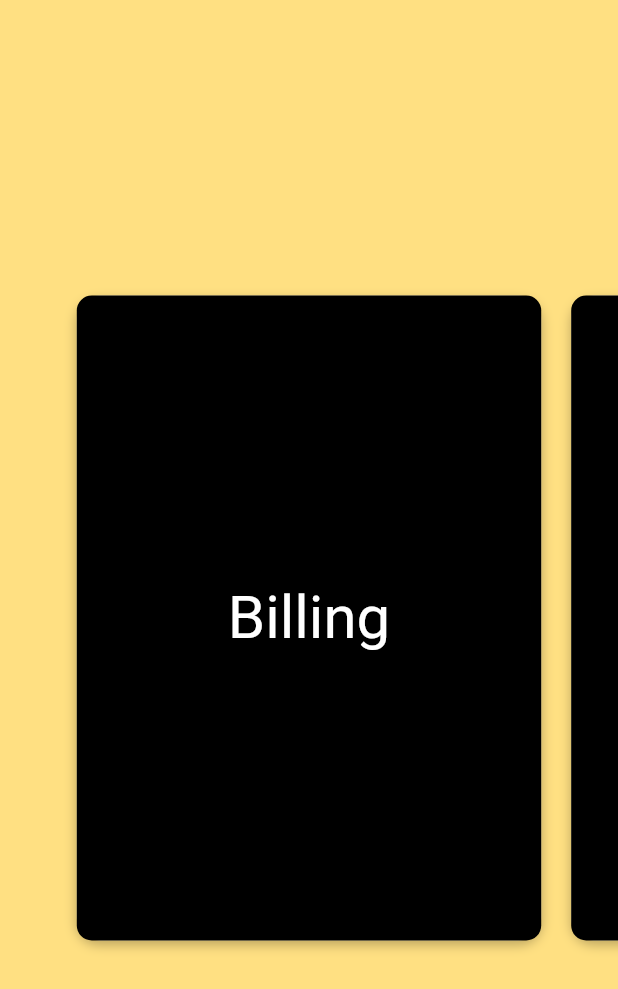
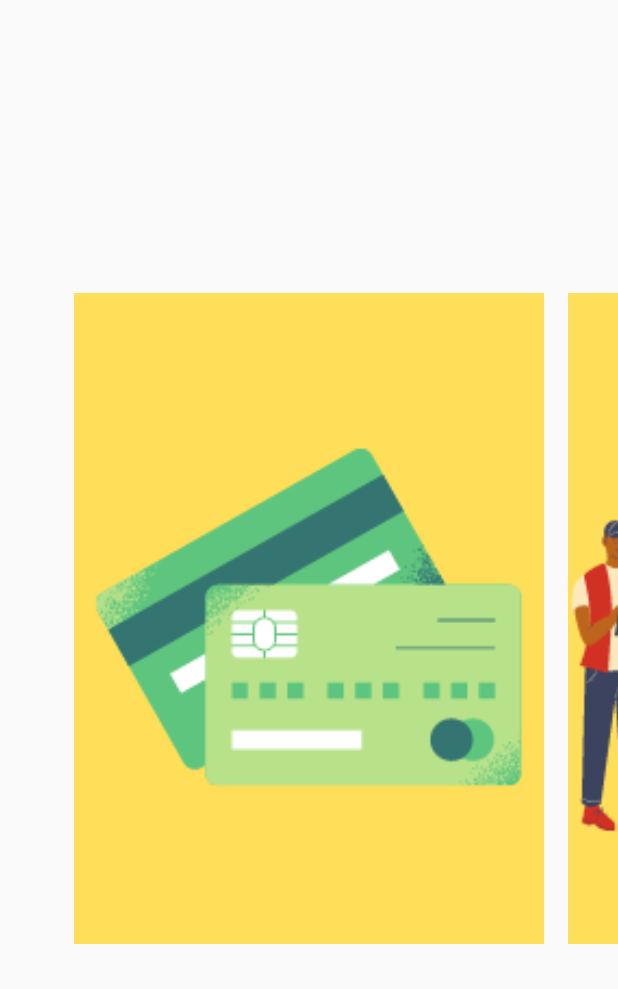
Before and after one commit to CodeRebirth/accountingapp, a Flutter app: the HomePage screen opened by its route, on a phone screen of 412 x 824 dp. Shown: the top 989 px of the screen. Run offline on Flutter 3.47's test engine with Material 2 defaults, Android fonts, the phone set to English and light mode, and no system bars; Roboto replaces fonts that are missing (Philoshoper).

Commit message:
added images and refactor code

```diff
--- a/lib/screens/homepage.dart
+++ b/lib/screens/homepage.dart
@@ -17,14 +17,9 @@ class _HomePageState extends State<HomePage> {
   @override
   Widget build(BuildContext context) {
     return Scaffold(
-        body:SingleChildScrollView(
-            child: Column(
-            crossAxisAlignment: CrossAxisAlignment.center,
-            mainAxisAlignment: MainAxisAlignment.center,
-            children: [
+        body:Container(
+            child:
               PostCarousal(_pageController)
-         ],
-),
 ),
 );
 }
--- a/lib/screens/navpage.dart
+++ b/lib/screens/navpage.dart
@@ -31,7 +31,6 @@ class _NavPageState extends State<NavPage> {
         },
         items: [
         BottomNavigationBarItem(
-
           icon: Icon(Icons.home),label: "Home"
           ),
          BottomNavigationBarItem(
--- a/lib/widgets/postCarousal.dart
+++ b/lib/widgets/postCarousal.dart
@@ -1,14 +1,10 @@
 import 'package:flutter/material.dart';
-
 class PostCarousal extends StatelessWidget{
-  final List<String> _text=["Billing","Inventory","Scan"];
+  final imagesList=["assets/images/Billing.png","assets/images/Inventory.png","assets/images/Scan.png"];
   final PageController _pageController;
   PostCarousal(this._pageController);
   Widget build(BuildContext context) {
-    return Container(
-            height: MediaQuery.of(context).size.height,
-            color: Colors.amber[200],
-            child: PageView.builder(
+    return PageView.builder(
             controller:_pageController,
             itemCount: 3,
             itemBuilder:(context,index){
@@ -28,38 +24,18 @@ class PostCarousal extends StatelessWidget{
                  ),
               );
           },
-          child: Stack(
-            //put here for on top image details
-          children:<Widget> [
-            Container(
-              margin: EdgeInsets.all(10.0),
-              decoration: BoxDecoration(
-                color: Colors.white60,
-                borderRadius: BorderRadius.circular(15.0),
-                boxShadow: [
-                  BoxShadow(color:Colors.black26,
-                  offset: Offset(0, 3),
-                  blurRadius: 6.0
-                  ),
-                  ]
-              ),
+          child: Padding(
+            padding: const EdgeInsets.all(8.0),
             child: GestureDetector(
                   onTap: (){
                     if(index == 0){
                     Navigator.of(context).pushNamed("billing");
                     }
                   },
-                  child: Container(
-                  decoration: BoxDecoration(color: Colors.black, borderRadius:BorderRadius.circular(10)),
-                  child: Center(child: Text(_text[index],style: TextStyle(color: Colors.white,fontSize:40,fontFamily:"Philoshoper"),)),
-                ),
-              )
-            ),
-          ],
+                    child:Image.asset(imagesList[index],fit:BoxFit.cover)),
           ),
     );
   },
-),
 );
 }
 }
```
Also changed, not shown: pubspec.yaml (+4 -3 lines), assets/images/Billing.png (added), assets/images/Inventory.png (added), assets/images/Scan.png (added). Lines whose indentation alone changed are shown as unchanged.
